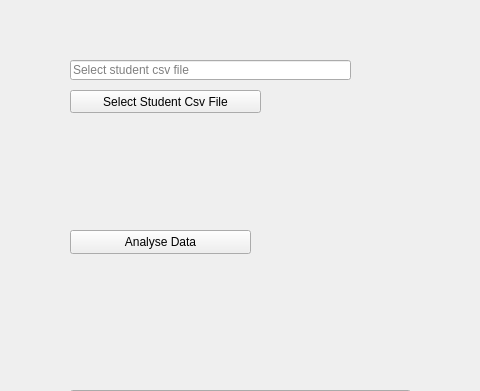
Above: mainwindow.ui from ryanfletcher93/StudentGrouper before the change; both pictures show x 0 to 480 and y 0 to 391 of the 800 by 600 pixel window. Below: the same form after it.
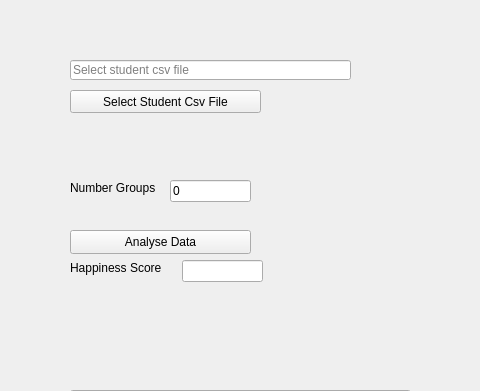
That is the form after the change.

```diff
--- a/mainwindow.ui
+++ b/mainwindow.ui
@@ -82,6 +82,55 @@
      <string>Export Results</string>
     </property>
    </widget>
+   <widget class="QLineEdit" name="happinessScoreDisplay">
+    <property name="geometry">
+     <rect>
+      <x>182</x>
+      <y>260</y>
+      <width>81</width>
+      <height>22</height>
+     </rect>
+    </property>
+   </widget>
+   <widget class="QLabel" name="happinessScoreLabel">
+    <property name="geometry">
+     <rect>
+      <x>70</x>
+      <y>260</y>
+      <width>101</width>
+      <height>16</height>
+     </rect>
+    </property>
+    <property name="text">
+     <string>Happiness Score</string>
+    </property>
+   </widget>
+   <widget class="QLineEdit" name="numberGroupsDisplay">
+    <property name="geometry">
+     <rect>
+      <x>170</x>
+      <y>180</y>
+      <width>81</width>
+      <height>22</height>
+     </rect>
+    </property>
+    <property name="text">
+     <string>0</string>
+    </property>
+   </widget>
+   <widget class="QLabel" name="numberGroupsLabel">
+    <property name="geometry">
+     <rect>
+      <x>70</x>
+      <y>180</y>
+      <width>101</width>
+      <height>16</height>
+     </rect>
+    </property>
+    <property name="text">
+     <string>Number Groups</string>
+    </property>
+   </widget>
   </widget>
   <widget class="QMenuBar" name="menubar">
    <property name="geometry">
```
Left out of the diff: 2 changed lines with no effect on the pictures.
